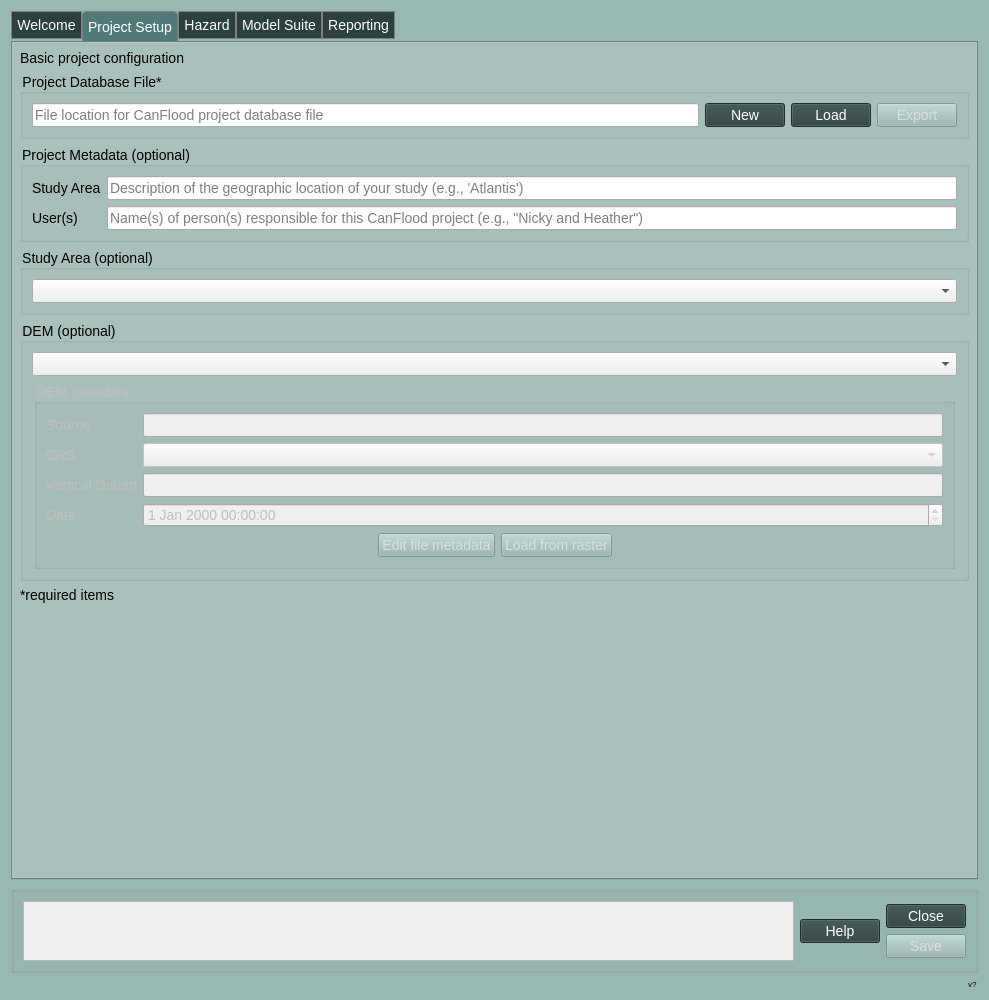
The window that canflood2/canflood2_dialog_main.ui (cefect/CanFlood2) describes before a commit, drawn with Qt 5.
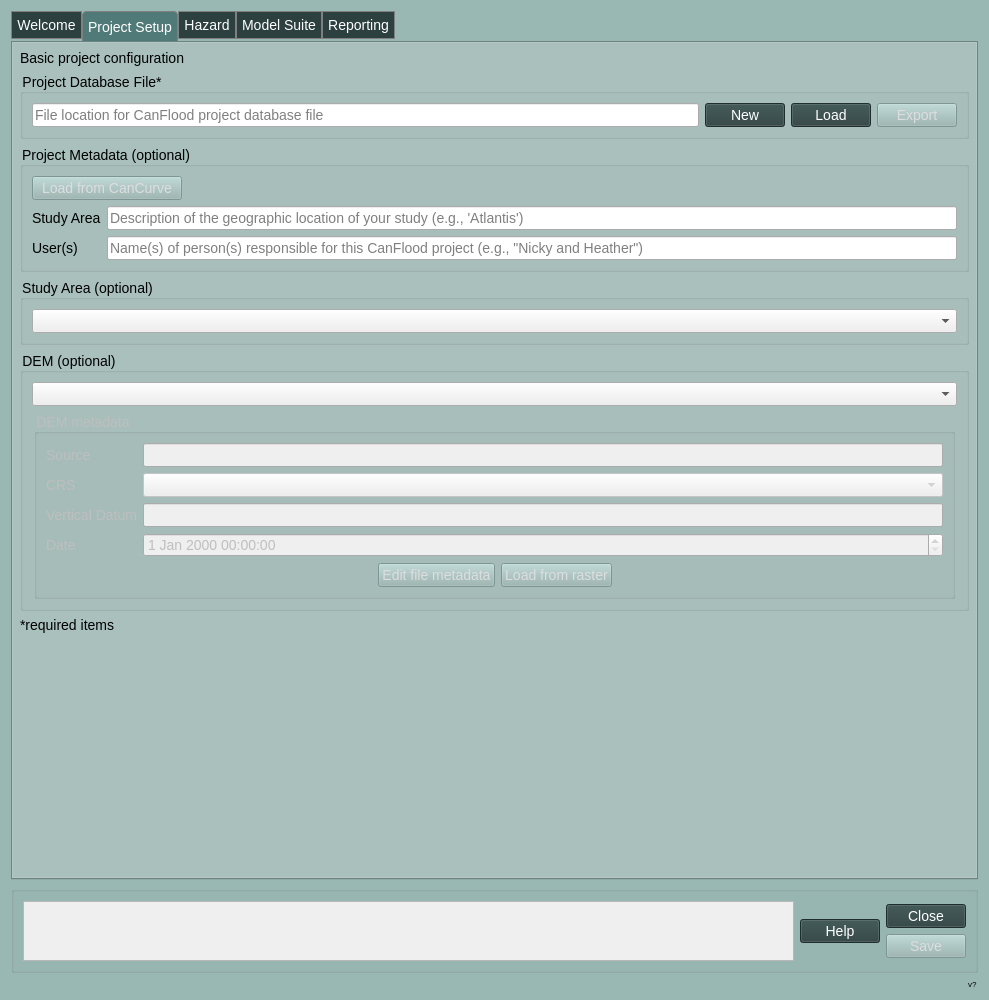
The same window after the commit. The open tabs and pages were chosen to show the change. Icons and pictures are not drawn. Custom widgets are drawn as their Qt base class.

Commit message: relocate CanCurve connection placeholder

```diff
--- a/canflood2/canflood2_dialog_main.ui
+++ b/canflood2/canflood2_dialog_main.ui
@@ -321,6 +321,22 @@
           <string>Project Metadata (optional)</string>
          </property>
          <layout class="QVBoxLayout" name="verticalLayout_14">
+          <item>
+           <widget class="QPushButton" name="pushButton_2">
+            <property name="enabled">
+             <bool>false</bool>
+            </property>
+            <property name="maximumSize">
+             <size>
+              <width>150</width>
+              <height>16777215</height>
+             </size>
+            </property>
+            <property name="text">
+             <string>Load from CanCurve</string>
+            </property>
+           </widget>
+          </item>
           <item>
            <layout class="QFormLayout" name="formLayout">
             <item row="0" column="0">
```
The commit also changes 1 other file.
